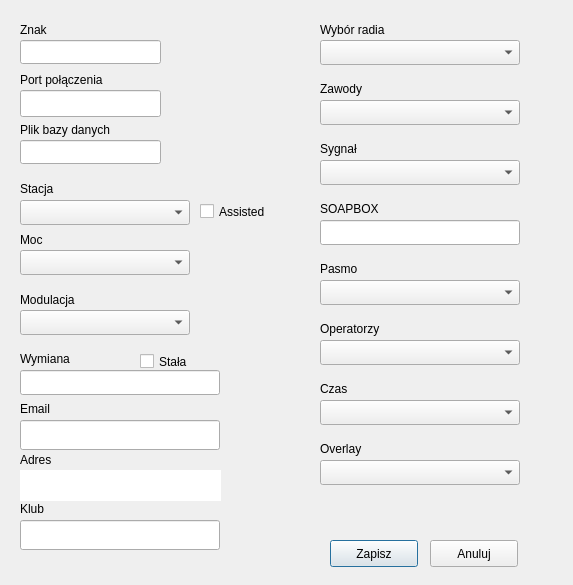
The window that konfiguracja.ui (darvark/CallLogger) describes before a commit, drawn with Qt 5.
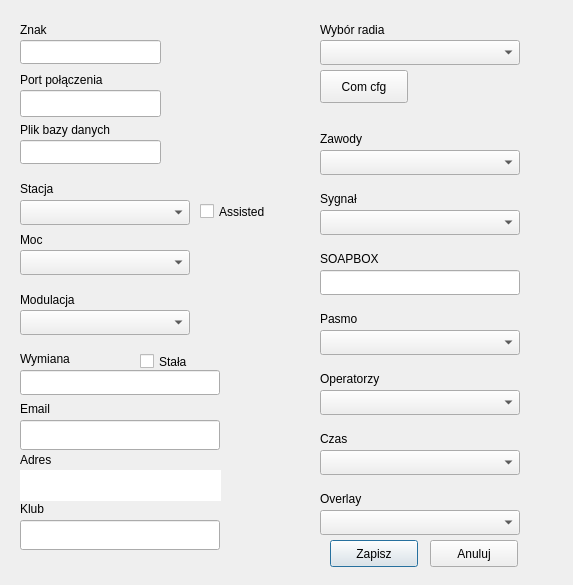
The same window after the commit.

Commit message: added window to configure connection params

The edit to the form file:
```diff
--- a/konfiguracja.ui
+++ b/konfiguracja.ui
@@ -183,7 +183,7 @@
    <property name="geometry">
     <rect>
      <x>320</x>
-     <y>260</y>
+     <y>310</y>
      <width>84</width>
      <height>17</height>
     </rect>
@@ -196,7 +196,7 @@
    <property name="geometry">
     <rect>
      <x>320</x>
-     <y>80</y>
+     <y>130</y>
      <width>84</width>
      <height>17</height>
     </rect>
@@ -209,7 +209,7 @@
    <property name="geometry">
     <rect>
      <x>320</x>
-     <y>320</y>
+     <y>370</y>
      <width>91</width>
      <height>17</height>
     </rect>
@@ -235,7 +235,7 @@
    <property name="geometry">
     <rect>
      <x>320</x>
-     <y>380</y>
+     <y>430</y>
      <width>84</width>
      <height>17</height>
     </rect>
@@ -248,7 +248,7 @@
    <property name="geometry">
     <rect>
      <x>320</x>
-     <y>140</y>
+     <y>190</y>
      <width>84</width>
      <height>17</height>
     </rect>
@@ -261,7 +261,7 @@
    <property name="geometry">
     <rect>
      <x>320</x>
-     <y>440</y>
+     <y>490</y>
      <width>84</width>
      <height>17</height>
     </rect>
@@ -320,7 +320,7 @@
    <property name="geometry">
     <rect>
      <x>320</x>
-     <y>200</y>
+     <y>250</y>
      <width>84</width>
      <height>17</height>
     </rect>
@@ -363,7 +363,7 @@
    <property name="geometry">
     <rect>
      <x>320</x>
-     <y>280</y>
+     <y>330</y>
      <width>200</width>
      <height>25</height>
     </rect>
@@ -373,7 +373,7 @@
    <property name="geometry">
     <rect>
      <x>320</x>
-     <y>100</y>
+     <y>150</y>
      <width>200</width>
      <height>25</height>
     </rect>
@@ -383,7 +383,7 @@
    <property name="geometry">
     <rect>
      <x>320</x>
-     <y>340</y>
+     <y>390</y>
      <width>200</width>
      <height>25</height>
     </rect>
@@ -393,7 +393,7 @@
    <property name="geometry">
     <rect>
      <x>320</x>
-     <y>160</y>
+     <y>210</y>
      <width>200</width>
      <height>25</height>
     </rect>
@@ -403,7 +403,7 @@
    <property name="geometry">
     <rect>
      <x>320</x>
-     <y>400</y>
+     <y>450</y>
      <width>200</width>
      <height>25</height>
     </rect>
@@ -413,7 +413,7 @@
    <property name="geometry">
     <rect>
      <x>320</x>
-     <y>460</y>
+     <y>510</y>
      <width>200</width>
      <height>25</height>
     </rect>
@@ -436,7 +436,7 @@
    <property name="geometry">
     <rect>
      <x>320</x>
-     <y>220</y>
+     <y>270</y>
      <width>200</width>
      <height>25</height>
     </rect>
@@ -488,6 +488,19 @@
     </rect>
    </property>
   </widget>
+  <widget class="QPushButton" name="comm_config">
+   <property name="geometry">
+    <rect>
+     <x>320</x>
+     <y>70</y>
+     <width>88</width>
+     <height>33</height>
+    </rect>
+   </property>
+   <property name="text">
+    <string>Com cfg</string>
+   </property>
+  </widget>
   <zorder>listaCzas</zorder>
   <zorder>znak</zorder>
   <zorder>label</zorder>
```
Left out of the diff: 1 changed line with no effect on the pictures. The commit also changes 7 other files.
